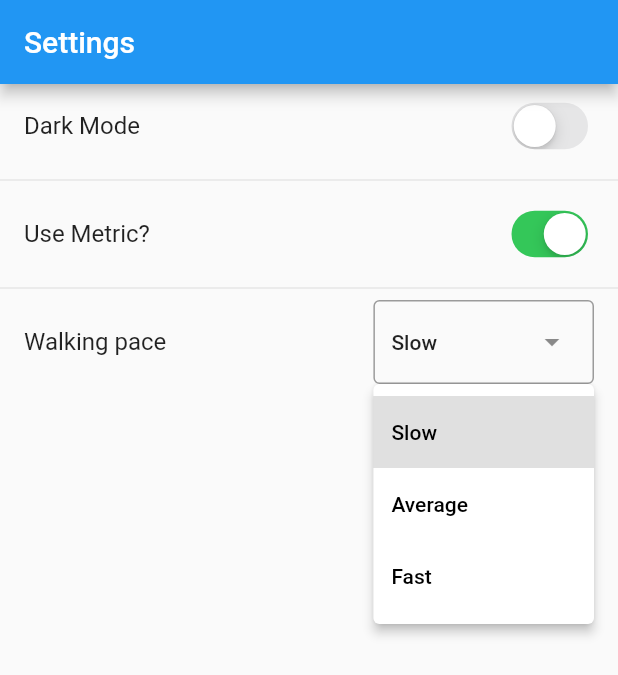
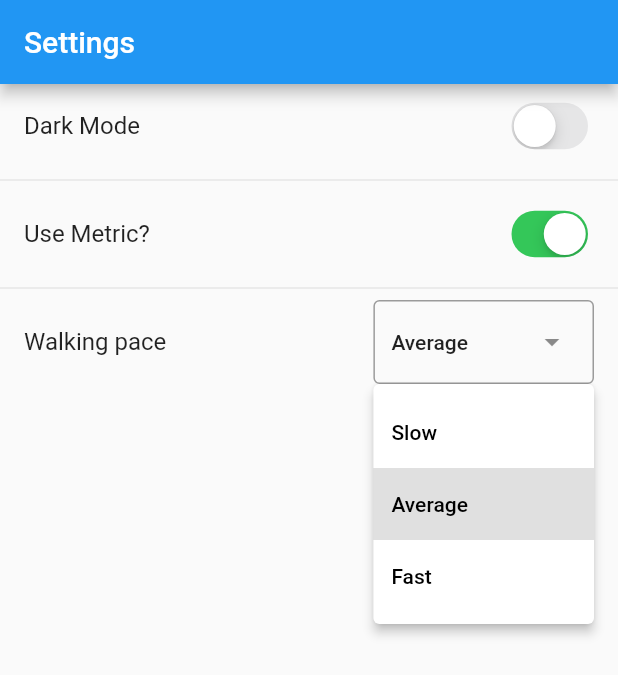
Before and after one commit to SebastianSlangerup/step_counter, a Flutter app: the SettingsPage screen opened directly, after a tap on "Slow", on a phone screen of 412 x 824 dp. Shown: the top 675 px of the screen. Run offline on Flutter 3.47's test engine with Material 2 defaults, Android fonts, the phone set to English and light mode, and no system bars; our stand-ins replace firebase_auth, firebase_core, pedometer, shared_preferences; accounts and stored records are empty.

Commit message:
Finish step counter and settings implementation

```diff
--- a/lib/components/custom_dropdown.dart
+++ b/lib/components/custom_dropdown.dart
@@ -22,7 +22,7 @@ class _CustomDropDownMenuState extends State<CustomDropDownMenu> {
     final prefs = await SharedPreferences.getInstance();
     if (! context.mounted) return;
 
-    prefs.setString('selection', selection);
+    prefs.setString('walkingPreference', selection);
     setState(() {
       selection = widget.currentSelection;
     });
--- /dev/null
+++ b/lib/constants/walking_preferences.dart
@@ -0,0 +1,12 @@
+class WalkingPreferences {
+  static Map<String, int> metricDistanceCalculations = {
+    'Slow': 1788,
+    'Average': 1394,
+    'Fast': 1197,
+  };
+  static Map<String, int> imperialDistanceCalculations = {
+    'Slow': 2878,
+    'Average': 2244,
+    'Fast': 1927,
+  };
+}
--- a/lib/pages/home_page.dart
+++ b/lib/pages/home_page.dart
@@ -6,7 +6,7 @@ import 'package:step_counter/pages/settings_page.dart';
 
 
 import 'package:step_counter/pages/user_page.dart';
-import 'package:step_counter/pages/step_counter.dart';
+import 'package:step_counter/pages/step_counter_page.dart';
 
 class HomePage extends StatefulWidget {
   const HomePage({super.key});
@@ -63,7 +63,7 @@ class HomePageState extends State<HomePage> {
                 ),
                 Container(
                   alignment: Alignment.center,
-                  child: defaultTargetPlatform == TargetPlatform.android || defaultTargetPlatform == TargetPlatform.iOS ? const StepCounter() : const Text("This is a crime")
+                  child: defaultTargetPlatform == TargetPlatform.android || defaultTargetPlatform == TargetPlatform.iOS ? const StepCounterPage() : const Text("This is a crime")
                 ),
                 Container(
                   alignment: Alignment.center,
--- a/lib/pages/settings_page.dart
+++ b/lib/pages/settings_page.dart
@@ -2,6 +2,7 @@ import 'package:flutter/material.dart';
 import 'package:step_counter/components/custom_dropdown.dart';
 import 'package:step_counter/components/ios_switch.dart';
 import 'package:shared_preferences/shared_preferences.dart';
+import 'package:step_counter/constants/walking_preferences.dart';
 import 'package:step_counter/main.dart';
 
 class SettingsPage extends StatelessWidget {
@@ -34,7 +35,6 @@ class _SettingsState extends State<Settings> {
 
   bool _darkMode = false;
   bool _isMetric = true;
-  List<String> walkingPace = ["Slow", "Average", "Fast"];
   String selection = "";
 
   void initDefaultValues(BuildContext context) async {
@@ -43,7 +43,7 @@ class _SettingsState extends State<Settings> {
 
     var isDarkMode = prefs.getBool('isDarkMode');
     var isMetric = prefs.getBool('isMetric') ?? true;
-    selection = prefs.getString('selection') ?? walkingPace.first;
+    selection = prefs.getString('walkingPreference') ?? 'Average';
     var brightness = MediaQuery.platformBrightnessOf(context);
 
     // DARK MODE SWITCH
@@ -111,7 +111,7 @@ class _SettingsState extends State<Settings> {
           ListTile(
               title: const Text('Walking pace'),
               trailing: CustomDropDownMenu(
-                myList: walkingPace,
+                myList: WalkingPreferences.metricDistanceCalculations.keys.toList(),
                 currentSelection: selection
               )),
         ],
```
Also changed, not shown: lib/pages/step_counter_page.dart (+48 -15 lines).
